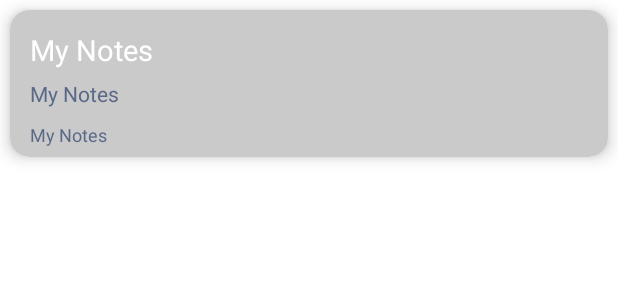
After one commit to djag07907/GotItNoted, an Android app: the layout item_rv_notes.xml on its own in the app's theme, with its tools: preview values and no code run, on a phone screen of 412 x 824 dp. The commit adds this screen. Shown: the top 300 px of the screen. Run offline under Robolectric (Android 15) with nearby library versions, the phone set to English and light mode, and no system bars.

Commit message:
notes adapter integration

```diff
--- a/app/build.gradle
+++ b/app/build.gradle
@@ -66,9 +66,12 @@ dependencies {
     annotationProcessor "androidx.room:room-compiler:$room_version"
 
     implementation("androidx.room:room-runtime:$room_version")
+    implementation 'androidx.room:room-ktx:2.3.0'
 
     // To use Kotlin annotation processing tool (kapt)
     kapt("androidx.room:room-compiler:$room_version")
 
+    //coroutines core
+    implementation 'org.jetbrains.kotlinx:kotlinx-coroutines-core:1.4.1'
 
 }
--- a/app/src/main/res/layout/fragment_home.xml
+++ b/app/src/main/res/layout/fragment_home.xml
@@ -17,6 +17,7 @@
         android:paddingTop="@dimen/_10sdp"
         app:layout_constraintStart_toStartOf="parent"
         app:layout_constraintTop_toTopOf="parent"
+        app:layout_constraintEnd_toEndOf="parent"
         android:textColor="@color/colorWhite"
         />
 
--- /dev/null
+++ b/app/src/main/res/layout/item_rv_notes.xml
@@ -0,0 +1,70 @@
+<?xml version="1.0" encoding="utf-8"?>
+<LinearLayout xmlns:android="http://schemas.android.com/apk/res/android"
+    android:layout_width="match_parent"
+    android:layout_height="match_parent"
+    xmlns:app="http://schemas.android.com/apk/res-auto"
+    android:orientation="vertical">
+
+    <androidx.cardview.widget.CardView
+        android:layout_width="match_parent"
+        android:layout_height="wrap_content"
+        app:cardCornerRadius="@dimen/_10sdp"
+        app:cardElevation="@dimen/_5sdp"
+        android:layout_margin="@dimen/_5sdp"
+        app:cardBackgroundColor="@color/colorGrey"
+        android:padding="@dimen/_5sdp">
+
+        <LinearLayout
+            android:layout_width="match_parent"
+            android:layout_height="wrap_content"
+            android:orientation="vertical">
+
+            <TextView
+                android:id="@+id/tvTitle"
+                android:layout_width="match_parent"
+                android:layout_height="wrap_content"
+                android:textSize="@dimen/_15ssp"
+                android:text="@string/notes"
+                android:paddingStart="@dimen/_10sdp"
+                android:paddingTop="@dimen/_10sdp"
+                app:layout_constraintStart_toStartOf="parent"
+                app:layout_constraintTop_toTopOf="parent"
+                app:layout_constraintEnd_toEndOf="parent"
+                android:textColor="@color/colorWhite"
+                />
+
+            <TextView
+                android:id="@+id/tvDescription"
+                android:layout_width="match_parent"
+                android:layout_height="wrap_content"
+                android:textSize="@dimen/_11sdp"
+                android:text="@string/notes"
+                android:paddingStart="@dimen/_10sdp"
+                android:paddingTop="@dimen/_5sdp"
+                android:paddingBottom="@dimen/_5sdp"
+                app:layout_constraintStart_toStartOf="parent"
+                app:layout_constraintTop_toTopOf="parent"
+                app:layout_constraintEnd_toEndOf="parent"
+                android:textColor="@color/colorText"
+                />
+
+            <TextView
+                android:id="@+id/tvDateTime2"
+                android:layout_width="match_parent"
+                android:layout_height="wrap_content"
+                android:textSize="@dimen/_9sdp"
+                android:text="@string/notes"
+                android:paddingStart="@dimen/_10sdp"
+                android:paddingTop="@dimen/_2sdp"
+                android:paddingBottom="@dimen/_5sdp"
+                app:layout_constraintStart_toStartOf="parent"
+                app:layout_constraintTop_toTopOf="parent"
+                app:layout_constraintEnd_toEndOf="parent"
+                android:textColor="@color/colorText"
+                />
+
+        </LinearLayout>
+
+    </androidx.cardview.widget.CardView>
+
+</LinearLayout>
--- a/app/src/main/res/values/colors.xml
+++ b/app/src/main/res/values/colors.xml
@@ -13,7 +13,8 @@
     <color name="colorWhite">#ffffff</color>
     <color name="colorGrey">#CACACA</color>
     <color name="colorBlack">#FF000000</color>
-<!--    <color name="colorLightBlack">#171c26</color>-->
+    <color name="colorText">#5A6988</color>
+    <!--    <color name="colorLightBlack">#171c26</color>-->
     <color name="colorDarkBlack">#10141C</color>
     <color name="colorYellow">#ffd633</color>
     <color name="colorBlue">#4e33ff</color>
```
Also changed, not shown: app/src/main/java/solutions/alva/of/son/gotItNoted/BaseFragment.kt (added, +25 -0 lines), app/src/main/java/solutions/alva/of/son/gotItNoted/CreateNoteFragment.kt (+47 -3 lines), app/src/main/java/solutions/alva/of/son/gotItNoted/HomeFragment.kt (+2 -5 lines), app/src/main/java/solutions/alva/of/son/gotItNoted/adapter/NotesAdapter.kt (added, +35 -0 lines), app/src/main/res/layout/activity_main.xml (+82 -0 lines), app/src/main/res/layout/fragment_create_note.xml (+8 -1 lines).
